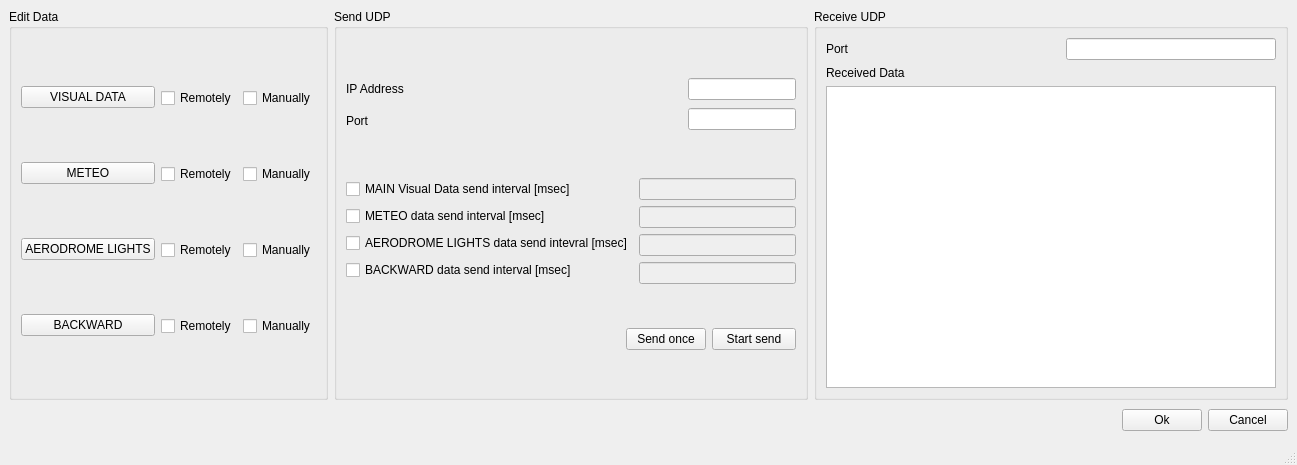
The window that untitled/mainwindow.ui (katherinr/desktop_wrapper) describes before a commit, drawn with Qt 5.
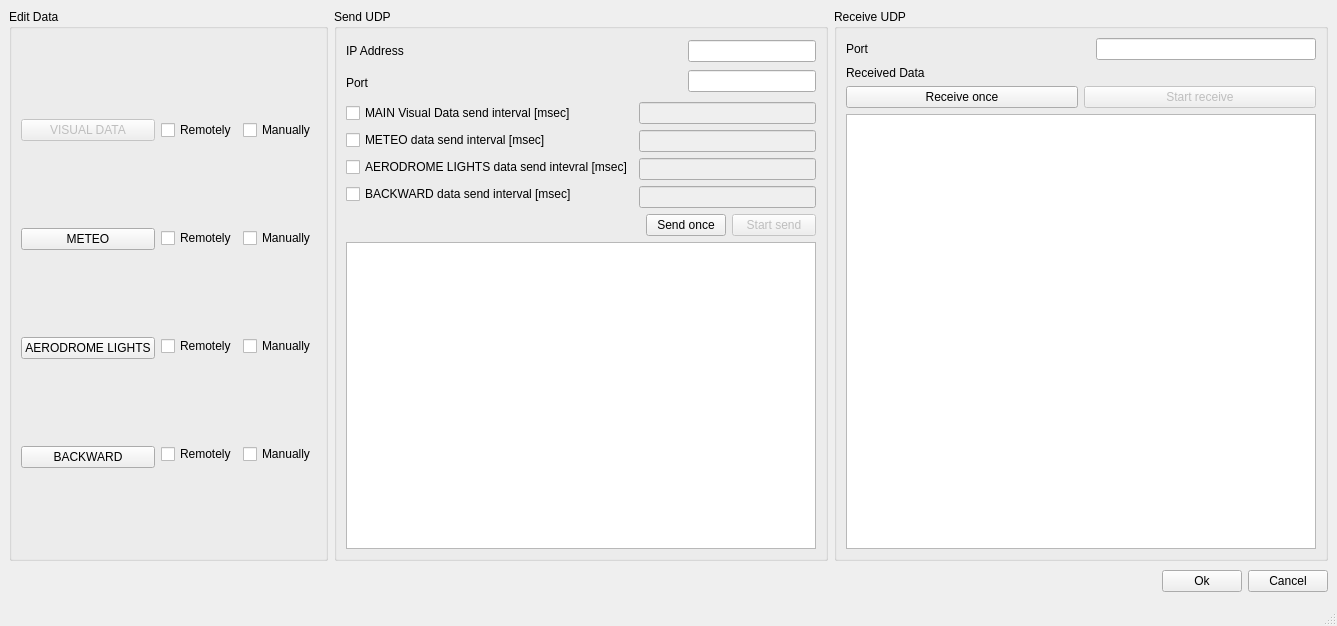
The same window after the commit.

The edit to the form file:
```diff
--- a/untitled/mainwindow.ui
+++ b/untitled/mainwindow.ui
@@ -9,8 +9,8 @@
    <rect>
     <x>0</x>
     <y>0</y>
-    <width>1297</width>
-    <height>465</height>
+    <width>1337</width>
+    <height>626</height>
    </rect>
   </property>
   <property name="contextMenuPolicy">
@@ -20,9 +20,11 @@
    <string/>
   </property>
   <widget class="QWidget" name="centralwidget">
-   <layout class="QVBoxLayout" name="verticalLayout_5">
+   <layout class="QHBoxLayout" name="horizontalLayout_14">
     <item>
-     <layout class="QHBoxLayout" name="horizontalLayout_11">
+     <layout class="QVBoxLayout" name="verticalLayout_9">
+      <item>
+       <layout class="QHBoxLayout" name="horizontalLayout_13">
       <item>
        <widget class="QGroupBox" name="groupBox_3">
         <property name="title">
@@ -35,6 +37,9 @@
             <layout class="QVBoxLayout" name="verticalLayout_6">
              <item>
               <widget class="QPushButton" name="mainVisPushButton">
+                 <property name="enabled">
+                  <bool>false</bool>
+                 </property>
                <property name="text">
                 <string>VISUAL DATA</string>
                </property>
@@ -149,7 +154,7 @@
         <property name="title">
          <string>Send UDP</string>
         </property>
-        <layout class="QVBoxLayout" name="verticalLayout_10">
+          <layout class="QVBoxLayout" name="verticalLayout_8">
          <item>
           <layout class="QHBoxLayout" name="horizontalLayout_4">
            <item>
@@ -325,6 +330,9 @@
            </item>
            <item>
             <widget class="QPushButton" name="startStopSendButton">
+               <property name="enabled">
+                <bool>false</bool>
+               </property>
              <property name="minimumSize">
               <size>
                <width>84</width>
@@ -347,6 +355,9 @@
            </item>
           </layout>
          </item>
+           <item>
+            <widget class="QPlainTextEdit" name="SendInfoText"/>
+           </item>
         </layout>
        </widget>
       </item>
@@ -355,7 +366,7 @@
         <property name="title">
          <string>Receive UDP</string>
         </property>
-        <layout class="QVBoxLayout" name="verticalLayout_8">
+          <layout class="QVBoxLayout" name="verticalLayout_5">
          <item>
           <layout class="QHBoxLayout" name="horizontalLayout_2">
            <item>
@@ -388,8 +399,6 @@
           </layout>
          </item>
          <item>
-          <layout class="QVBoxLayout" name="verticalLayout_9">
-           <item>
             <widget class="QLabel" name="receivedLabel">
              <property name="text">
               <string>Received Data</string>
@@ -397,10 +406,32 @@
             </widget>
            </item>
            <item>
-            <widget class="QPlainTextEdit" name="plainTextEdit"/>
+            <layout class="QHBoxLayout" name="horizontalLayout_11">
+             <item>
+              <widget class="QPushButton" name="recDatapB_2">
+               <property name="text">
+                <string>Receive once</string>
+               </property>
+              </widget>
+             </item>
+             <item>
+              <widget class="QPushButton" name="recDatapB">
+               <property name="enabled">
+                <bool>false</bool>
+               </property>
+               <property name="text">
+                <string>Start receive</string>
+               </property>
+               <property name="checkable">
+                <bool>false</bool>
+               </property>
+              </widget>
            </item>
           </layout>
          </item>
+           <item>
+            <widget class="QPlainTextEdit" name="ReceiveInfoText"/>
+           </item>
         </layout>
        </widget>
       </item>
@@ -438,6 +469,8 @@
      </layout>
     </item>
    </layout>
+    </item>
+   </layout>
   </widget>
   <widget class="QMenuBar" name="menubar">
    <property name="geometry">
```
Left out of the diff: 4 changed lines with no effect on the pictures. Lines whose indentation alone changed are shown as unchanged.
